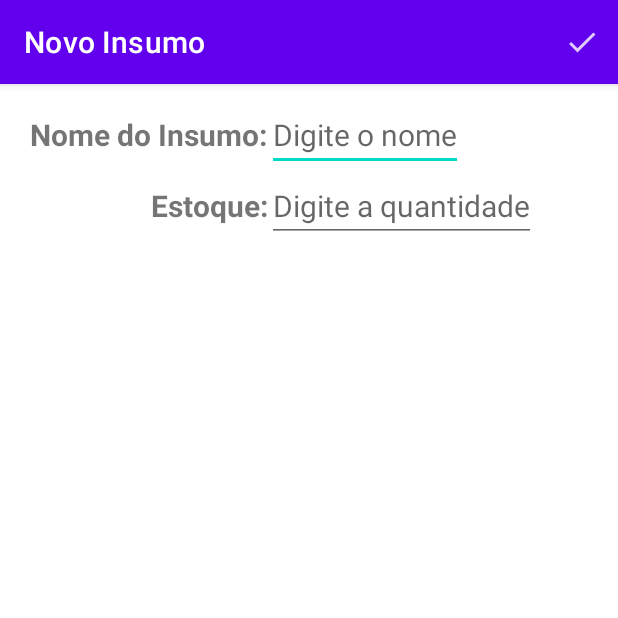
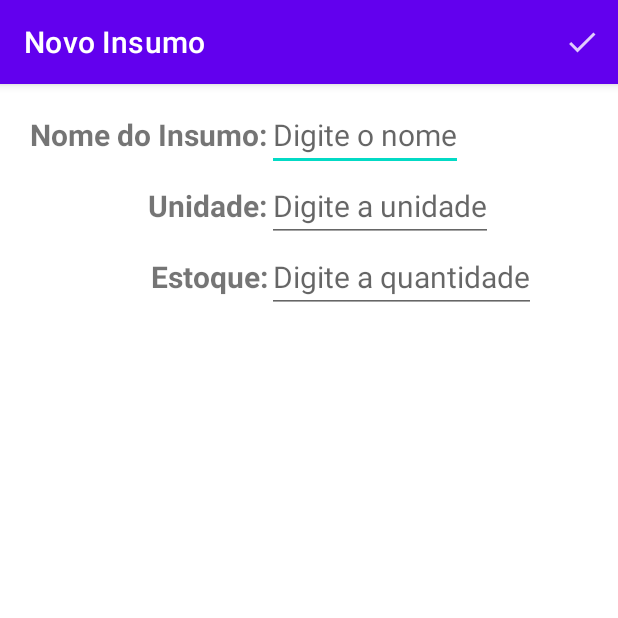
Before and after one commit to denisfilho/Monitoramento-Estoque, an Android app: the FormularioInsumoActivity screen opened directly, with no data from a screen before it, on a phone screen of 412 x 824 dp, the top half of it. Run offline under Robolectric (Android 15) with nearby library versions, the phone set to English and light mode, and no system bars.

Commit message:
Inserindo as demais características para a entidade insumo: Unidade e Última Atualização

```diff
--- a/app/src/main/java/projeto/monitoramentoestoque/activity/FormularioInsumoActivity.java
+++ b/app/src/main/java/projeto/monitoramentoestoque/activity/FormularioInsumoActivity.java
@@ -12,6 +12,8 @@ import android.view.Menu;
 import android.view.MenuItem;
 import android.view.View;
 import android.widget.EditText;
+
+import java.util.Calendar;
 
 import projeto.monitoramentoestoque.R;
 import projeto.monitoramentoestoque.dao.InsumoDAO;
@@ -54,8 +56,9 @@ public class FormularioInsumoActivity extends AppCompatActivity {
     @NonNull
     private Insumo criaInsumo() {
         EditText nome = findViewById(R.id.formulario_insumo_nome);
+        EditText unidade = findViewById(R.id.formulario_insumo_unidade);
         EditText estoque = findViewById(R.id.formulario_insumo_estoque);
-        return new Insumo(nome.getText().toString(), Integer.parseInt(estoque.getText().toString()));
+        return new Insumo(nome.getText().toString(), unidade.getText().toString(), Double.parseDouble(estoque.getText().toString()), Calendar.getInstance());
     }
 
     private boolean ehMenuSalvaInsumo(@NonNull MenuItem item) {
--- a/app/src/main/java/projeto/monitoramentoestoque/activity/InformacaoInsumoActivity.java
+++ b/app/src/main/java/projeto/monitoramentoestoque/activity/InformacaoInsumoActivity.java
@@ -34,10 +34,7 @@ public class InformacaoInsumoActivity extends AppCompatActivity {
             unidadeInsumoRecebido.setText("Unidade: ");
 
             TextView estoqueAtualInsumoRecebido = findViewById(R.id.informacao_insumo_estoque_atual);
-            estoqueAtualInsumoRecebido.setText("Estoque Atual: " + Integer.toString(insumoRecebido.getEstoqueAtual()));
-
-            TextView dataCompraInsumoRecebido = findViewById(R.id.informacao_insumo_data_compra);
-            dataCompraInsumoRecebido.setText("Data de Compra: ");
+            estoqueAtualInsumoRecebido.setText("Estoque Atual: " + Double.toString(insumoRecebido.getEstoqueAtual()));
 
             TextView ultimaAtualizacaoInsumoRecebido = findViewById(R.id.informacao_insumo_data_ultima_atualizacao);
             ultimaAtualizacaoInsumoRecebido.setText("Última Atualização: ");
--- a/app/src/main/java/projeto/monitoramentoestoque/recyclerview/adapter/ListaInsumosAdapter.java
+++ b/app/src/main/java/projeto/monitoramentoestoque/recyclerview/adapter/ListaInsumosAdapter.java
@@ -71,7 +71,7 @@ public class ListaInsumosAdapter extends RecyclerView.Adapter<ListaInsumosAdapte
 
         private void preencheCampos(Insumo insumo) {
             nomeInsumo.setText(insumo.getNome());
-            estoqueAtualInsumo.setText("Estoque Atual: " + Integer.toString(insumo.getEstoqueAtual()));
+            estoqueAtualInsumo.setText("Estoque Atual: " + Double.toString(insumo.getEstoqueAtual()));
         }
     }
 
--- a/app/src/main/res/layout/activity_formulario_insumo.xml
+++ b/app/src/main/res/layout/activity_formulario_insumo.xml
@@ -29,7 +29,30 @@
         app:layout_constraintBottom_toBottomOf="@+id/formulario_insumo_fixo_nome"
         app:layout_constraintStart_toEndOf="@+id/formulario_insumo_fixo_nome"
         app:layout_constraintTop_toTopOf="@+id/formulario_insumo_fixo_nome" />
+    <TextView
+        android:id="@+id/formulario_insumo_fixo_unidade"
+        android:layout_width="0dp"
+        android:layout_height="wrap_content"
+        android:layout_marginTop="20dp"
+        android:text="Unidade:"
+        android:textSize="20sp"
+        android:textStyle="bold"
+        android:textAlignment="viewEnd"
+        app:layout_constraintEnd_toEndOf="@+id/formulario_insumo_fixo_nome"
+        app:layout_constraintHorizontal_bias="0.0"
+        app:layout_constraintStart_toStartOf="@+id/formulario_insumo_fixo_nome"
+        app:layout_constraintTop_toBottomOf="@+id/formulario_insumo_fixo_nome" />
 
+    <EditText
+        android:id="@+id/formulario_insumo_unidade"
+        android:layout_width="0dp"
+        android:layout_height="wrap_content"
+        android:inputType="textCapCharacters"
+        android:textSize="20sp"
+        android:hint="Digite a unidade"
+        app:layout_constraintBottom_toBottomOf="@+id/formulario_insumo_fixo_unidade"
+        app:layout_constraintStart_toEndOf="@+id/formulario_insumo_fixo_unidade"
+        app:layout_constraintTop_toTopOf="@+id/formulario_insumo_fixo_unidade" />
     <TextView
         android:id="@+id/formulario_insumo_fixo_estoque"
         android:layout_width="0dp"
@@ -39,10 +62,10 @@
         android:textSize="20sp"
         android:textStyle="bold"
         android:textAlignment="viewEnd"
-        app:layout_constraintEnd_toEndOf="@+id/formulario_insumo_fixo_nome"
+        app:layout_constraintEnd_toEndOf="@+id/formulario_insumo_fixo_unidade"
         app:layout_constraintHorizontal_bias="0.0"
-        app:layout_constraintStart_toStartOf="@+id/formulario_insumo_fixo_nome"
-        app:layout_constraintTop_toBottomOf="@+id/formulario_insumo_fixo_nome" />
+        app:layout_constraintStart_toStartOf="@+id/formulario_insumo_fixo_unidade"
+        app:layout_constraintTop_toBottomOf="@+id/formulario_insumo_fixo_unidade" />
 
     <EditText
         android:id="@+id/formulario_insumo_estoque"
```
Also changed, not shown: app/src/main/java/projeto/monitoramentoestoque/model/Insumo.java (+24 -3 lines), app/src/main/res/layout/activity_informacao_insumo.xml (+6 -18 lines).
